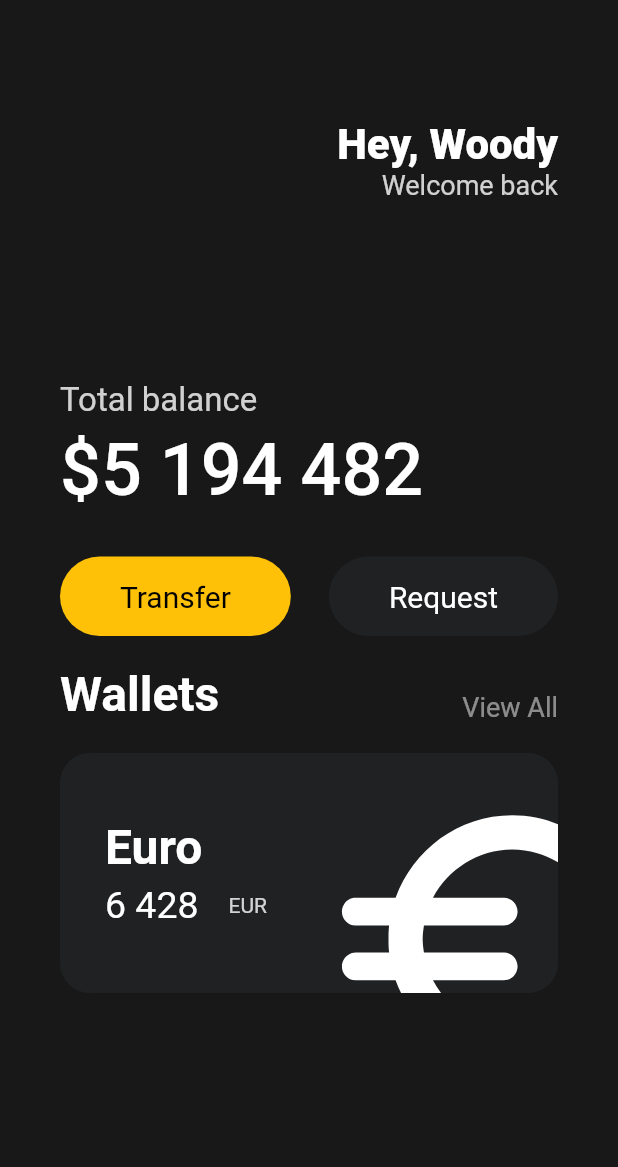
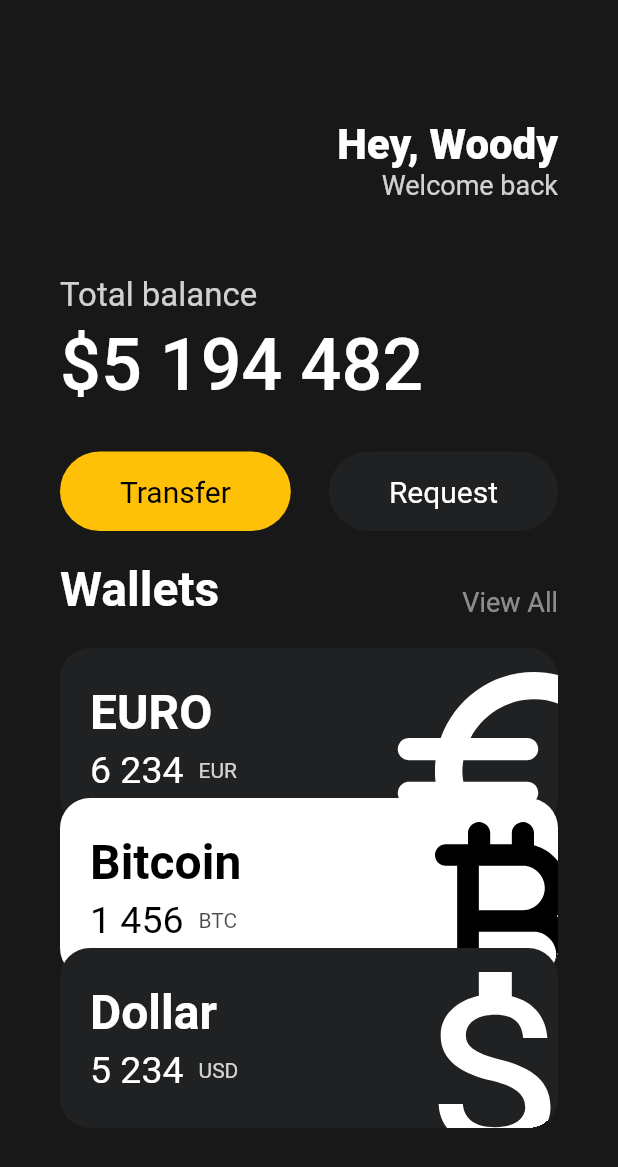
Before and after one commit to nzwgkim/MyWishDeposit, a Flutter app: the screen it shows after launch, on a phone screen of 412 x 824 dp. Shown: the top 1167 px of the screen. Run offline on Flutter 3.47's test engine with Material 2 defaults, Android fonts, the phone set to English and light mode, and no system bars.

Commit message:
Defined my customed widget for currency. Used SingleChildScrollView widget for up/down displaying

```diff
--- a/lib/main.dart
+++ b/lib/main.dart
@@ -1,5 +1,6 @@
 import 'package:flutter/material.dart';
 import 'package:toonflix/widget/button.dart';
+import 'package:toonflix/widget/currency_card.dart';
 
 void main() {
   runApp(const WebtoonApp());
@@ -13,7 +14,8 @@
     return MaterialApp(
       home: Scaffold(
         backgroundColor: const Color(0xff181818),
-        body: Padding(
+        body: SingleChildScrollView(
+          child: Padding(
             padding: const EdgeInsets.symmetric(horizontal: 40),
             child: Column(
               crossAxisAlignment: CrossAxisAlignment.start,
@@ -37,14 +39,15 @@
                         Text(
                           'Welcome back',
                           style: TextStyle(
-                            color: Colors.white.withOpacity(0.8), fontSize: 18),
+                              color: Colors.white.withOpacity(0.8),
+                              fontSize: 18),
                         ),
                       ],
                     )
                   ],
                 ),
                 const SizedBox(
-                height: 120,
+                  height: 50,
                 ),
                 Text(
                   'Total balance',
@@ -107,65 +110,35 @@
                 const SizedBox(
                   height: 20,
                 ),
-              Container(
-                clipBehavior: Clip.hardEdge,
-                decoration: BoxDecoration(
-                  color: const Color(0xff1f2123),
-                  borderRadius: BorderRadius.circular(20),
+                const CurrencyCard(
+                  name: 'EURO',
+                  code: 'EUR',
+                  amount: '6 234',
+                  icon: Icons.euro_rounded,
+                  isInverted: false,
                 ),
-                child: Padding(
-                  padding: const EdgeInsets.all(30),
-                  child: Row(
-                    mainAxisAlignment: MainAxisAlignment.spaceBetween,
-                    children: [
-                      Column(
-                        crossAxisAlignment: CrossAxisAlignment.start,
-                        children: [
-                          const Text(
-                            'Euro',
-                            style: TextStyle(
-                                fontSize: 32,
-                                color: Colors.white,
-                                fontWeight: FontWeight.w600),
-                          ),
-                          const SizedBox(height: 5),
-                          Row(
-                            children: [
-                              const Text(
-                                '6 428',
-                                style: TextStyle(
-                                  fontSize: 25,
-                                  color: Colors.white,
+                Transform.translate(
+                  offset: const Offset(0, -20),
+                  child: const CurrencyCard(
+                    name: 'Bitcoin',
+                    code: 'BTC',
+                    amount: '1 456',
+                    icon: Icons.currency_bitcoin_rounded,
+                    isInverted: true,
                   ),
                 ),
-                              const SizedBox(
-                                width: 20,
+                Transform.translate(
+                  offset: const Offset(0, -40),
+                  child: const CurrencyCard(
+                    name: 'Dollar',
+                    code: 'USD',
+                    amount: '5 234',
+                    icon: Icons.attach_money_outlined,
+                    isInverted: false,
                   ),
-                              Text(
-                                'EUR',
-                                style: TextStyle(
-                                    color: Colors.white.withOpacity(0.8)),
                 ),
               ],
             ),
-                        ],
-                      ),
-                      Transform.scale(
-                        scale: 2.2,
-                        child: Transform.translate(
-                          offset: const Offset(10, 20),
-                          child: const Icon(
-                            Icons.euro_rounded,
-                            color: Colors.white,
-                            size: 100,
-                          ),
-                        ),
-                      )
-                    ],
-                  ),
-                ),
-              ),
-            ],
           ),
         ),
       ),
--- /dev/null
+++ b/lib/widget/currency_card.dart
@@ -0,0 +1,79 @@
+import 'package:flutter/material.dart';
+
+class CurrencyCard extends StatelessWidget {
+  final String name, code, amount;
+  final IconData icon;
+  final bool isInverted;
+
+  const CurrencyCard(
+      {super.key,
+      required this.name,
+      required this.code,
+      required this.amount,
+      required this.icon,
+      required this.isInverted});
+
+  @override
+  Widget build(BuildContext context) {
+    return Container(
+      clipBehavior: Clip.hardEdge,
+      decoration: BoxDecoration(
+        color: isInverted ? Colors.white : const Color(0xff1f2123),
+        borderRadius: BorderRadius.circular(20),
+      ),
+      child: Padding(
+        padding: const EdgeInsets.all(20),
+        child: Row(
+          mainAxisAlignment: MainAxisAlignment.spaceBetween,
+          children: [
+            Column(
+              crossAxisAlignment: CrossAxisAlignment.start,
+              children: [
+                Text(
+                  name,
+                  style: TextStyle(
+                      fontSize: 32,
+                      color: isInverted ? Colors.black : Colors.white,
+                      fontWeight: FontWeight.w600),
+                ),
+                const SizedBox(height: 5),
+                Row(
+                  children: [
+                    Text(
+                      amount,
+                      style: TextStyle(
+                        fontSize: 25,
+                        color: isInverted ? Colors.black : Colors.white,
+                      ),
+                    ),
+                    const SizedBox(
+                      width: 10,
+                    ),
+                    Text(
+                      code,
+                      style: TextStyle(
+                          color: isInverted
+                              ? Colors.black.withOpacity(0.7)
+                              : Colors.white.withOpacity(0.8)),
+                    ),
+                  ],
+                ),
+              ],
+            ),
+            Transform.scale(
+              scale: 2.2,
+              child: Transform.translate(
+                offset: const Offset(10, 10),
+                child: Icon(
+                  icon,
+                  color: isInverted ? Colors.black : Colors.white,
+                  size: 80,
+                ),
+              ),
+            )
+          ],
+        ),
+      ),
+    );
+  }
+}
```
Lines whose indentation alone changed are shown as unchanged.
